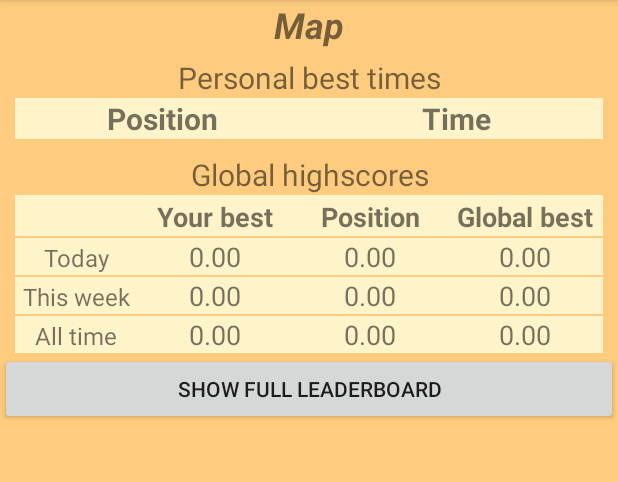
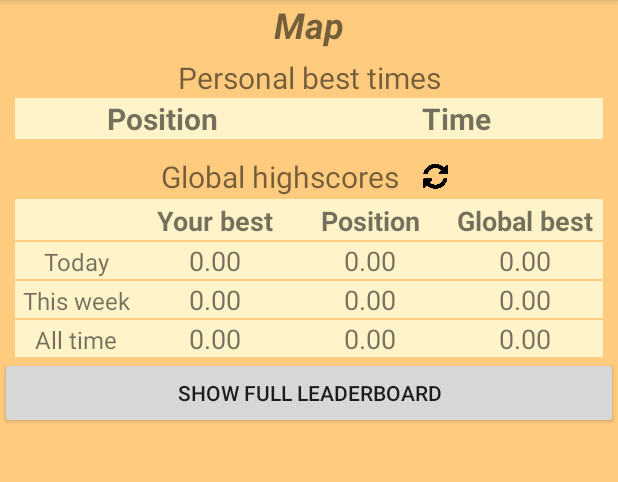
Before and after one commit to ArttuIsopahkala/MazeSpeedrun, an Android app: the layout fragment_highscore.xml on its own in the app's theme, with its tools: preview values and no code run, on a phone screen of 412 x 824 dp, the part 84-566 px from its top. Run offline under Robolectric (Android 15) with nearby library versions, the phone set to English and light mode, and no system bars.

Commit message:
Hit target and daily highscore

```diff
--- a/app/src/main/res/layout/fragment_highscore.xml
+++ b/app/src/main/res/layout/fragment_highscore.xml
@@ -60,14 +60,29 @@
         android:id="@+id/listview_personal"
         android:divider="@null"
         android:dividerHeight="0dp" />
-    <TextView
-        android:layout_width="match_parent"
-        android:layout_height="wrap_content"
-        android:id="@+id/hs_global_title"
+    <LinearLayout
+        android:layout_width="wrap_content"
+        android:layout_height="30dp"
+        android:layout_marginEnd="10dp"
+        android:layout_marginStart="10dp"
         android:layout_marginTop="10dp"
-        android:text="@string/hs_global_title"
-        android:gravity="center"
-        android:textSize="20sp" />
+        android:layout_gravity="center_horizontal"
+        android:orientation="horizontal">
+        <TextView
+            android:layout_width="wrap_content"
+            android:layout_height="match_parent"
+            android:id="@+id/hs_global_title"
+            android:text="@string/hs_global_title"
+            android:gravity="center"
+            android:textSize="20sp" />
+        <ImageView
+            android:layout_width="30dp"
+            android:layout_height="match_parent"
+            android:padding="5dp"
+            android:src="@drawable/refresh_icon"
+            android:id="@+id/refresh_btn"
+            android:layout_marginStart="10dp" />
+    </LinearLayout>
     <LinearLayout
         android:id="@+id/hs_title_ll"
         android:layout_width="match_parent"
--- a/app/src/main/res/layout/fragment_main.xml
+++ b/app/src/main/res/layout/fragment_main.xml
@@ -11,6 +11,7 @@
         android:textSize="18sp"
         android:layout_marginBottom="10dp"
         android:id="@+id/hello"
+        android:gravity="center"
         android:background="#FFF3C9" />
     <ListView
         android:layout_width="match_parent"
```
Also changed, not shown: app/src/main/java/com/ardeapps/mazespeedrun/HighscoreFragment.java (+19 -11 lines), app/src/main/java/com/ardeapps/mazespeedrun/MainActivity.java (+33 -27 lines), app/src/main/java/com/ardeapps/mazespeedrun/MazeFragment.java (+15 -0 lines), app/src/main/res/layout/fragment_maze.xml (+7 -1 lines), app/src/main/res/drawable/refresh_icon.png (added), app/src/main/res/drawable/target.png (added).
